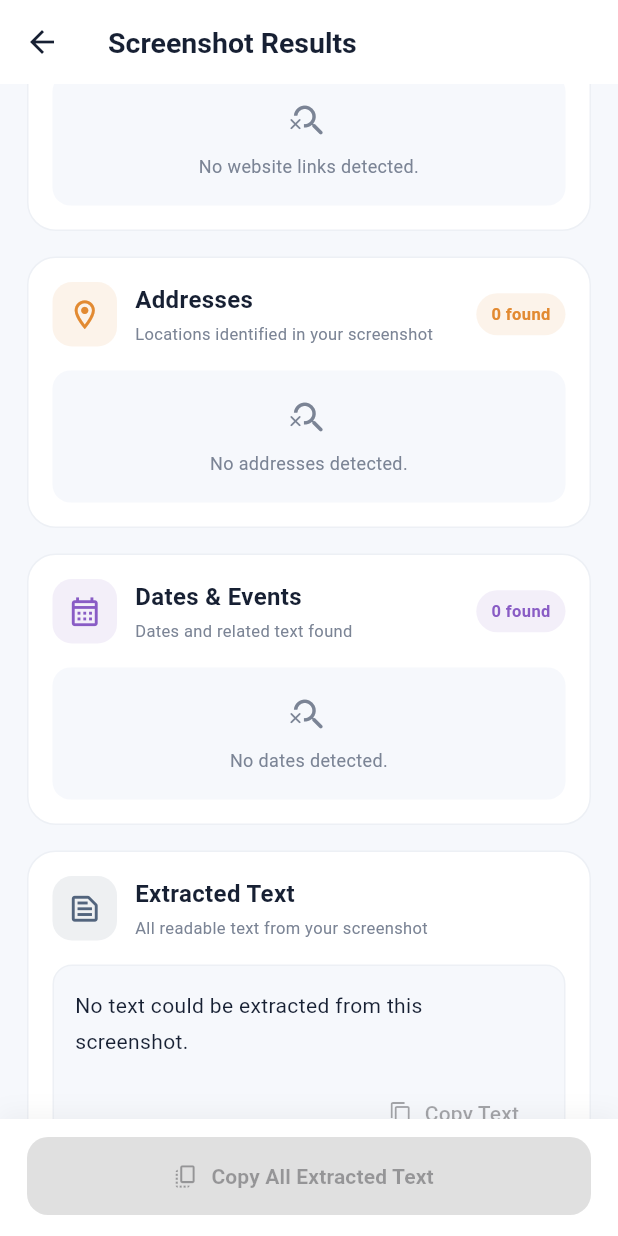
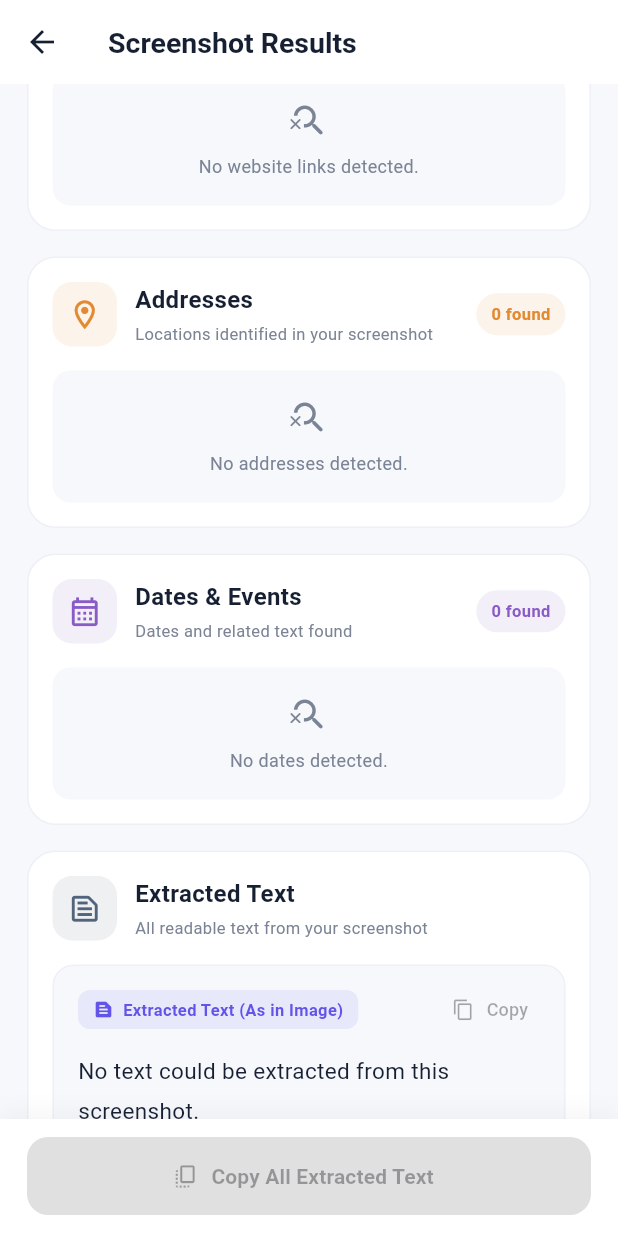
Before and after one commit to Sanamurtaza845/Screenshot-to-action, a Flutter app: the ResultsView screen opened directly with empty values, scrolled down 466 dp, on a phone screen of 412 x 824 dp. Run offline on Flutter 3.47's test engine with Material 3 defaults, Android fonts, the phone set to English and light mode, and no system bars; our stand-ins replace get, shared_preferences; missing offline and left inert: add_2_calendar; accounts and stored records are empty.

Commit message:
feat: show unified as-it-is verbatim text view and clean BiDi Tesseract artifacts

```diff
--- a/lib/features/results/views/results_view.dart
+++ b/lib/features/results/views/results_view.dart
@@ -993,79 +993,79 @@ DateTime _parseDetectedDate(String text) {
   // --------------------------------------------------
 
   Widget _buildExtractedText(BuildContext context) {
-    final hasUrduText = recognitionResult != null &&
-        recognitionResult!.urduText.trim().isNotEmpty &&
-        RegExp(r'[\u0600-\u06FF]').hasMatch(recognitionResult!.urduText);
-    final hasEnglishText = recognitionResult != null &&
-        recognitionResult!.englishText.trim().isNotEmpty;
-    final hasBoth = hasEnglishText && hasUrduText;
-    final isUrduOnly = _isUrdu(extractedText);
+    final isPureUrdu =
+        _isUrdu(extractedText) && !RegExp(r'[a-zA-Z]').hasMatch(extractedText);
 
     return Container(
       width: double.infinity,
-      padding: const EdgeInsets.all(14),
+      padding: const EdgeInsets.all(16),
       decoration: BoxDecoration(
         color: _background,
-        borderRadius: BorderRadius.circular(13),
+        borderRadius: BorderRadius.circular(14),
         border: Border.all(color: const Color(0xFFEDF0F5)),
       ),
       child: Column(
         crossAxisAlignment: CrossAxisAlignment.start,
         children: [
-          if (hasBoth) ...[
-            _buildLanguageSubBlock(
-              context: context,
-              label: 'Complete Text (مکمل متن)',
-              badgeColor: const Color(0xFF6254E8),
-              content: extractedText,
-              isUrdu: false,
-            ),
-            const SizedBox(height: 14),
-            const Divider(height: 1),
-            const SizedBox(height: 14),
-            _buildLanguageSubBlock(
-              context: context,
-              label: 'English Segments',
-              badgeColor: const Color(0xFF3978D4),
-              content: recognitionResult!.englishText,
-              isUrdu: false,
-            ),
-            const SizedBox(height: 14),
-            const Divider(height: 1),
-            const SizedBox(height: 14),
-            _buildLanguageSubBlock(
-              context: context,
-              label: 'Urdu Segments (اردو)',
-              badgeColor: const Color(0xFF168B67),
-              content: recognitionResult!.urduText,
-              isUrdu: true,
-            ),
-          ] else ...[
-            SelectableText(
-              extractedText.isEmpty
-                  ? 'No text could be extracted from this screenshot.'
-                  : extractedText,
-              textDirection:
-                  isUrduOnly ? TextDirection.rtl : TextDirection.ltr,
-              textAlign: isUrduOnly ? TextAlign.right : TextAlign.left,
-              style: TextStyle(
-                color: _text,
-                fontSize: isUrduOnly ? 16 : 14,
-                height: isUrduOnly ? 1.8 : 1.7,
+          Row(
+            mainAxisAlignment: MainAxisAlignment.spaceBetween,
+            children: [
+              Container(
+                padding:
+                    const EdgeInsets.symmetric(horizontal: 10, vertical: 5),
+                decoration: BoxDecoration(
+                  color: const Color(0xFF6254E8).withValues(alpha: 0.10),
+                  borderRadius: BorderRadius.circular(8),
+                ),
+                child: const Row(
+                  mainAxisSize: MainAxisSize.min,
+                  children: [
+                    Icon(
+                      Icons.text_snippet_rounded,
+                      size: 14,
+                      color: Color(0xFF6254E8),
+                    ),
+                    SizedBox(width: 6),
+                    Text(
+                      'Extracted Text (As in Image)',
+                      style: TextStyle(
+                        color: Color(0xFF6254E8),
+                        fontSize: 11,
+                        fontWeight: FontWeight.bold,
+                      ),
+                    ),
+                  ],
+                ),
               ),
-            ),
-            const SizedBox(height: 12),
-            Align(
-              alignment: Alignment.centerRight,
-              child: TextButton.icon(
+              TextButton.icon(
                 onPressed: extractedText.isEmpty
                     ? null
                     : () => _copy(context, extractedText),
-                icon: const Icon(Icons.copy, size: 16),
-                label: const Text('Copy Text'),
+                icon: const Icon(Icons.copy, size: 15),
+                label: const Text('Copy', style: TextStyle(fontSize: 12)),
+                style: TextButton.styleFrom(
+                  padding:
+                      const EdgeInsets.symmetric(horizontal: 8, vertical: 4),
+                  minimumSize: Size.zero,
+                  tapTargetSize: MaterialTapTargetSize.shrinkWrap,
+                ),
               ),
+            ],
+          ),
+          const SizedBox(height: 14),
+          SelectableText(
+            extractedText.isEmpty
+                ? 'No text could be extracted from this screenshot.'
+                : extractedText,
+            textDirection:
+                isPureUrdu ? TextDirection.rtl : TextDirection.ltr,
+            textAlign: isPureUrdu ? TextAlign.right : TextAlign.left,
+            style: TextStyle(
+              color: _text,
+              fontSize: 15,
+              height: 1.8,
             ),
-          ],
+          ),
         ],
       ),
     );
@@ -1074,62 +1074,6 @@ DateTime _parseDetectedDate(String text) {
   bool _isUrdu(String text) {
     return RegExp(r'[\u0600-\u06FF\u0750-\u077F\uFB50-\uFDFF\uFE70-\uFEFF]')
         .hasMatch(text);
-  }
-
-  Widget _buildLanguageSubBlock({
-    required BuildContext context,
-    required String label,
-    required Color badgeColor,
-    required String content,
-    bool isUrdu = false,
-  }) {
-    return Column(
-      crossAxisAlignment:
-          isUrdu ? CrossAxisAlignment.end : CrossAxisAlignment.start,
-      children: [
-        Row(
-          mainAxisAlignment: MainAxisAlignment.spaceBetween,
-          children: [
-            Container(
-              padding: const EdgeInsets.symmetric(horizontal: 9, vertical: 4),
-              decoration: BoxDecoration(
-                color: badgeColor.withValues(alpha: 0.12),
-                borderRadius: BorderRadius.circular(8),
-              ),
-              child: Text(
-                label,
-                style: TextStyle(
-                  color: badgeColor,
-                  fontSize: 11,
-                  fontWeight: FontWeight.bold,
-                ),
-              ),
-            ),
-            TextButton.icon(
-              onPressed: () => _copy(context, content),
-              icon: const Icon(Icons.copy, size: 14),
-              label: const Text('Copy', style: TextStyle(fontSize: 12)),
-              style: TextButton.styleFrom(
-                padding: const EdgeInsets.symmetric(horizontal: 8, vertical: 4),
-                minimumSize: Size.zero,
-                tapTargetSize: MaterialTapTargetSize.shrinkWrap,
-              ),
-            ),
-          ],
-        ),
-        const SizedBox(height: 8),
-        SelectableText(
-          content,
-          textDirection: isUrdu ? TextDirection.rtl : TextDirection.ltr,
-          textAlign: isUrdu ? TextAlign.right : TextAlign.left,
-          style: TextStyle(
-            color: _text,
-            fontSize: isUrdu ? 16 : 14,
-            height: isUrdu ? 1.8 : 1.7,
-          ),
-        ),
-      ],
-    );
   }
 
   // --------------------------------------------------
```
Also changed, not shown: 1 other file.
